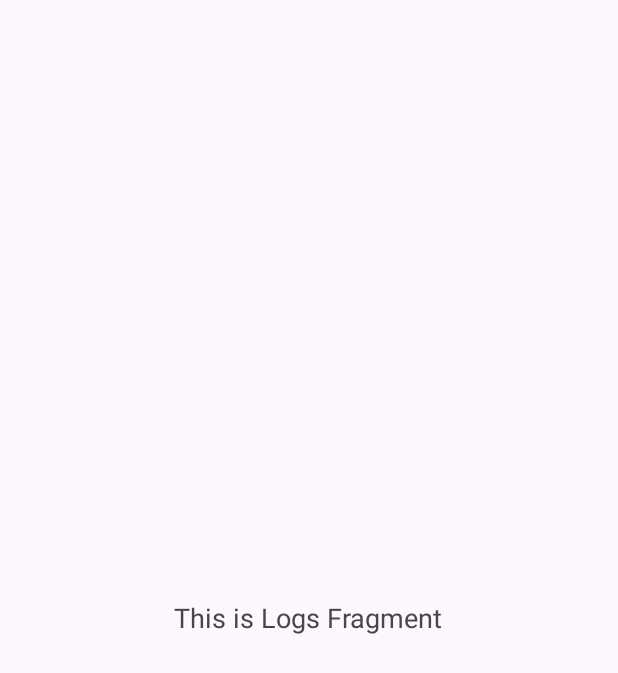
After one commit to Raditsoic/ngantor, an Android app: the fragment LogsFragment shown on its own in the app's theme, on a phone screen of 412 x 824 dp. The commit adds this screen. Shown: the top 673 px of the screen. Run offline under Robolectric (Android 15) with nearby library versions, the phone set to English and light mode, and no system bars.

Commit message:
home & logs fragment

```diff
--- /dev/null
+++ b/app/src/main/java/com/example/ngantor/LogsFragment.java
@@ -0,0 +1,16 @@
+package com.example.ngantor;
+
+import android.os.Bundle;
+import android.view.LayoutInflater;
+import android.view.View;
+import android.view.ViewGroup;
+import androidx.fragment.app.Fragment;
+
+public class LogsFragment extends Fragment {
+
+    @Override
+    public View onCreateView(LayoutInflater inflater, ViewGroup container,
+                             Bundle savedInstanceState) {
+        return inflater.inflate(R.layout.fragment_logs, container, false);
+    }
+}
--- a/app/src/main/res/drawable/greeting_container.xml
+++ b/app/src/main/res/drawable/greeting_container.xml
@@ -6,7 +6,7 @@
         android:endColor="#A5D7E8"
         android:angle="270"
         />
-    <corners android:radius="32dp" />
+    <corners android:radius="16dp" />
     <padding
         android:top="8dp"
         android:bottom="8dp"
--- /dev/null
+++ b/app/src/main/res/layout/fragment_logs.xml
@@ -0,0 +1,12 @@
+<LinearLayout xmlns:android="http://schemas.android.com/apk/res/android"
+    android:layout_width="match_parent"
+    android:layout_height="match_parent"
+    android:orientation="vertical"
+    android:gravity="center">
+
+    <TextView
+        android:layout_width="wrap_content"
+        android:layout_height="wrap_content"
+        android:text="This is Logs Fragment"
+        android:textSize="18sp" />
+</LinearLayout>
--- a/gradle/libs.versions.toml
+++ b/gradle/libs.versions.toml
@@ -1,5 +1,5 @@
 [versions]
-agp = "8.7.1"
+agp = "8.5.2"
 junit = "4.13.2"
 junitVersion = "1.2.1"
 espressoCore = "3.6.1"
```
Also changed, not shown: app/src/main/java/com/example/ngantor/HomeFragment.java (added, +16 -0 lines), app/src/main/java/com/example/ngantor/MainActivity.java (added, +48 -0 lines), app/src/main/java/com/example/ngantor/Ngantor.java (deleted, +0 -50 lines), app/src/main/res/drawable/active_button_border.xml (added, +9 -0 lines), app/src/main/res/layout/activity_main.xml (+47 -4 lines), app/src/main/res/layout/fragment_home.xml (added, +12 -0 lines), 1 other file.
